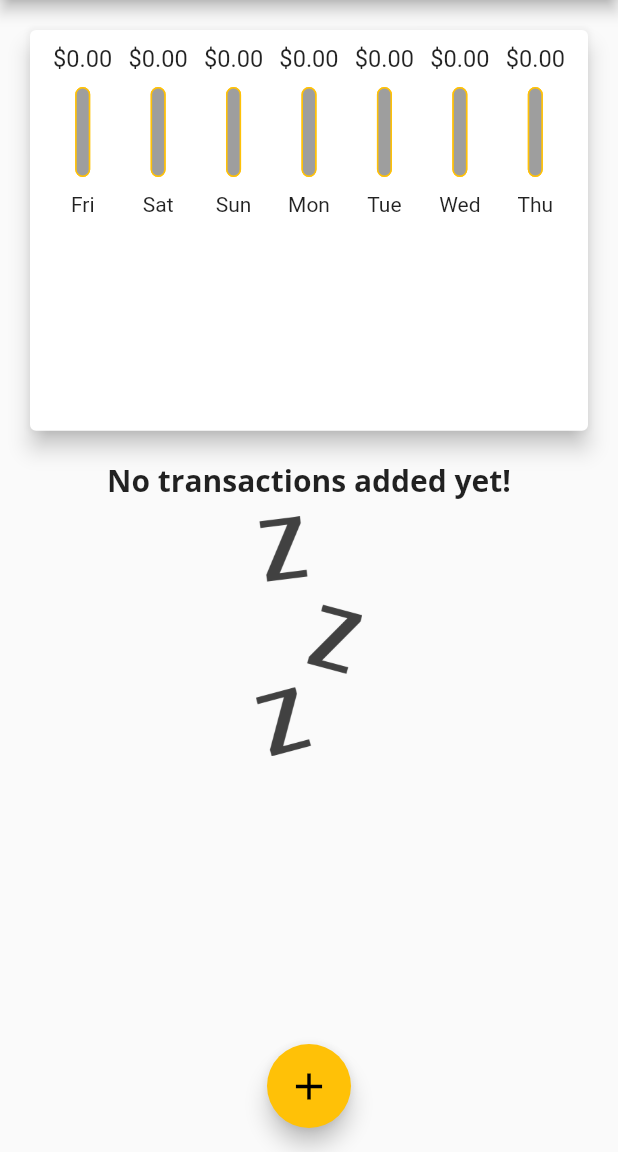
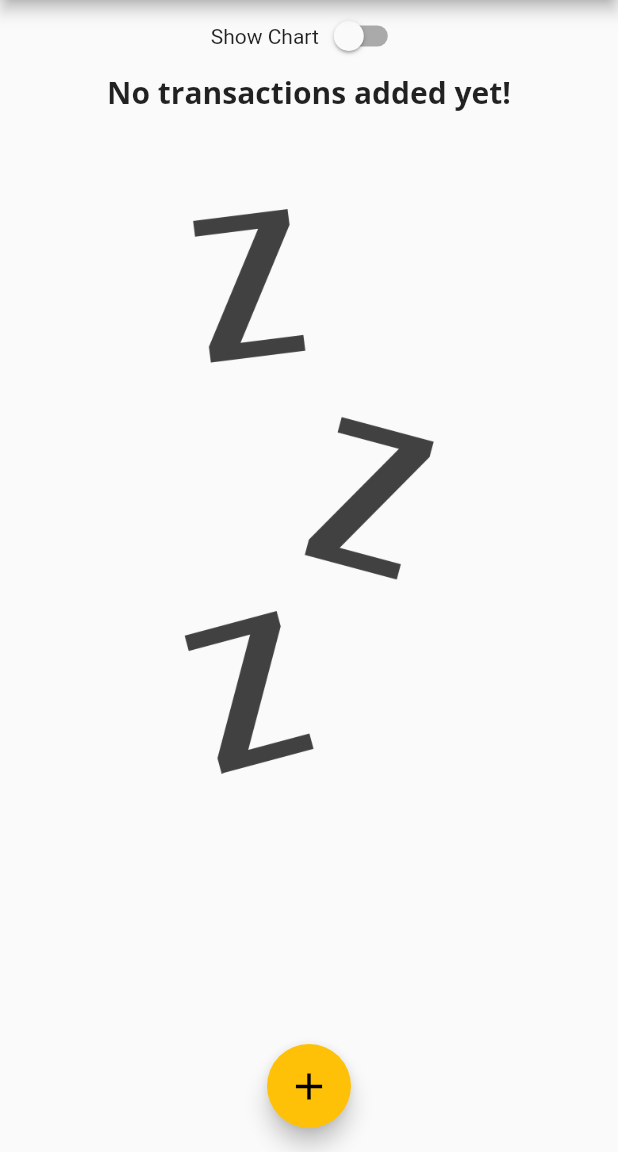
Before and after one commit to yahya-iyaseh/expense_planner, a Flutter app: the screen it shows after launch, on a phone screen of 412 x 824 dp, the part 84-1236 px from its top. Run offline on Flutter 3.47's test engine with Material 2 defaults, Android fonts, the phone set to English and light mode, and no system bars.

Commit message:
work on the landscape mode

```diff
--- a/lib/main.dart
+++ b/lib/main.dart
@@ -1,11 +1,19 @@
 import 'package:flutter/material.dart';
+import 'package:flutter/services.dart';
 
 import './models/transaction.dart';
 import './widgets/chart.dart';
 import './widgets/transaction_list.dart';
 import './widgets/new_transaction.dart';
 
-void main() => runApp(MyApp());
+void main() {
+  // WidgetsFlutterBinding.ensureInitialized();
+  // SystemChrome.setPreferredOrientations([
+  //   DeviceOrientation.portraitUp,
+  //   DeviceOrientation.portraitDown,
+  // ]);
+  runApp(MyApp());
+}
 
 class MyApp extends StatelessWidget {
   @override
@@ -68,6 +76,7 @@ class _MyHomePageState extends State<MyHomePage> {
     //   date: DateTime.now(),
     // ),
   ];
+  bool _showChart = false;
   List<Transaction> get _recentTransaction {
     return _userTransActions.where((tx) {
       return tx.date.isAfter(
@@ -129,40 +138,61 @@ class _MyHomePageState extends State<MyHomePage> {
           child: Column(
             crossAxisAlignment: CrossAxisAlignment.stretch,
             children: <Widget>[
-              Container(
-                height: (MediaQuery.of(context).size.height -
-                        appBar.preferredSize.height -
-                        MediaQuery.of(context).padding.top) *
-                    .4,
-                width: double.infinity,
-                // margin: EdgeInsets.all(10),
-                child: Chart(_recentTransaction),
+              Row(
+                mainAxisAlignment: MainAxisAlignment.center,
+                children: [
+                  Text('Show Chart'),
+                  Switch(
+                      value: _showChart,
+                      onChanged: (val) {
+                        setState(() {
+                          _showChart = val;
+                        });
+                      }),
+                ],
               ),
-              Container(
+              _showChart == true
+                  ? Container(
                       height: (MediaQuery.of(context).size.height -
                               appBar.preferredSize.height -
                               MediaQuery.of(context).padding.top) *
                           .6,
+                      width: double.infinity,
+                      // margin: EdgeInsets.all(10),
+                      child: Chart(_recentTransaction),
+                    )
+                  : Container(
+                      height: (MediaQuery.of(context).size.height -
+                              appBar.preferredSize.height -
+                              MediaQuery.of(context).padding.top) *
+                          .7,
                       child: _userTransActions.isEmpty
-                    ? Column(
+                          ? LayoutBuilder(builder: (ctx, constraint) {
+                              return Column(
                                 children: [
-                          Text(
+                                  Container(
+                                    height: constraint.maxHeight * .15,
+                                    child: Text(
                                       'No transactions added yet!',
-                            style: Theme.of(context).textTheme.headline6,
+                                      style:
+                                          Theme.of(context).textTheme.headline6,
+                                    ),
                                   ),
                                   SizedBox(
-                            height: 10,
+                                    height: constraint.maxHeight * .02,
                                   ),
                                   Container(
-                            height: 160,
+                                    height: constraint.maxHeight * .7,
                                     child: Image.asset(
                                       'assets/images/waiting.png',
                                       fit: BoxFit.cover,
                                     ),
                                   ),
                                 ],
-                      )
-                    : TransactionList(_userTransActions, _deleteTransaction),
+                              );
+                            })
+                          : TransactionList(
+                              _userTransActions, _deleteTransaction),
                     ),
             ],
           ),
--- a/lib/widgets/chart.dart
+++ b/lib/widgets/chart.dart
@@ -35,7 +35,10 @@ class Chart extends StatelessWidget {
 
     return Card(
       elevation: 6,
-      margin: EdgeInsets.all(20),
+      margin: EdgeInsets.symmetric(
+        vertical: 20,
+        horizontal: 8,
+      ),
       child: Padding(
         padding: EdgeInsets.all(10),
         child: Row(
--- a/lib/widgets/chart_bar.dart
+++ b/lib/widgets/chart_bar.dart
@@ -7,21 +7,22 @@ class ChartBar extends StatelessWidget {
   ChartBar(this.label, this.totalSpendAmount, this.totalPercentage);
   @override
   Widget build(BuildContext context) {
+    return LayoutBuilder(builder: (ctx, constraint) {
       return Column(
         children: [
           Container(
-          height: 18,
+            height: constraint.maxHeight * .15,
             child: FittedBox(
               child: Text(
-              '\$' + (totalSpendAmount as double).toStringAsFixed(2),
+                ' \$' + (totalSpendAmount as double).toStringAsFixed(1),
               ),
             ),
           ),
           SizedBox(
-          height: 10,
+            height: constraint.maxHeight * .05,
           ),
           Container(
-          height: 60,
+            height: constraint.maxHeight * .6,
             width: 10,
             child: Stack(
               children: [
@@ -52,12 +53,16 @@ class ChartBar extends StatelessWidget {
             ),
           ),
           SizedBox(
-          height: 10,
+            height: constraint.maxHeight * .05,
           ),
-        Text(
+          Container(
+            height: constraint.maxHeight * .1,
+            child: Text(
               label as String,
+            ),
           ),
         ],
       );
+    });
   }
 }
--- a/lib/widgets/transaction_list.dart
+++ b/lib/widgets/transaction_list.dart
@@ -10,7 +10,6 @@ class TransactionList extends StatelessWidget {
   Widget build(BuildContext context) {
     return Container(
       margin: EdgeInsets.symmetric(horizontal: 5),
-      height: 600,
       child: ListView.builder(
         itemBuilder: (xtc, index) {
           return Card(
```
Lines whose indentation alone changed are shown as unchanged.
